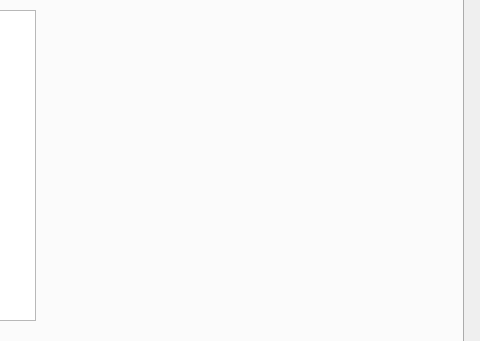
This is DriverStation/mainwindow.ui in dgitz/DriverStation as Qt 5 draws it before an edit; both pictures show x 417 to 897 and y 166 to 507 of the 1251 by 792 pixel window. The edited form follows.
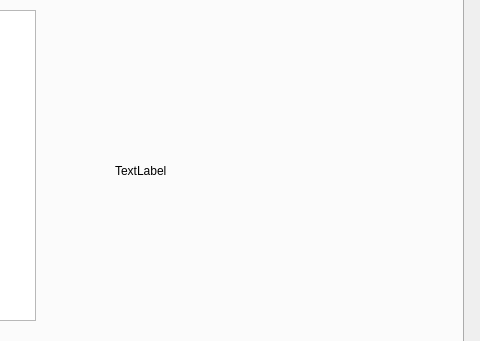
This is the edited form.

What changed in the file:
```diff
--- a/DriverStation/mainwindow.ui
+++ b/DriverStation/mainwindow.ui
@@ -1142,6 +1142,19 @@
        </rect>
       </property>
      </widget>
+     <widget class="QLabel" name="iCameraView">
+      <property name="geometry">
+       <rect>
+        <x>510</x>
+        <y>190</y>
+        <width>251</width>
+        <height>221</height>
+       </rect>
+      </property>
+      <property name="text">
+       <string>TextLabel</string>
+      </property>
+     </widget>
     </widget>
    </widget>
    <widget class="QPushButton" name="tEStopState">
```
